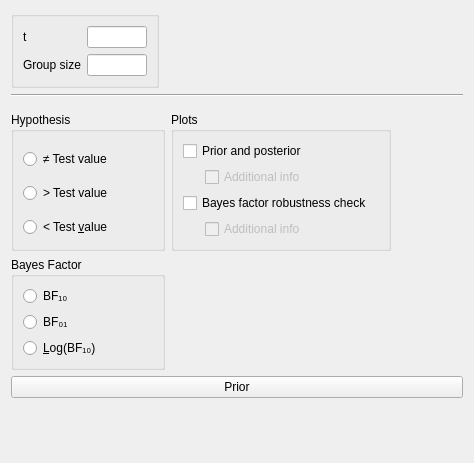
Before: the Qt Designer form JASP-Desktop/analysisforms/SummaryStatistics/summarystatsttestbayesianonesampleform.ui in ASarafoglou/jasp-desktop, drawn with Qt 5.
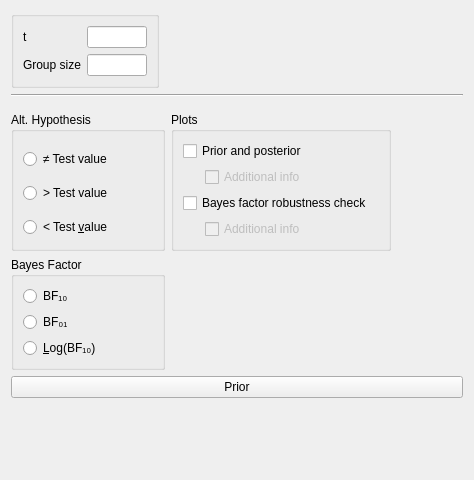
After: the same form once the commit is applied. Custom widgets are drawn as their Qt base class.

Commit message:
Changed Hypothesis to Alt. Hypothesis
Changed 'Hypothesis' to 'Alt. Hypothesis' in the following analyses:
- all t-tests (Bayes/Frequentist)
- Binomial test (Bayes/Frequentist)
- Regression (Bayes/Frequentist)
- Bayesian Contingency Table
--> in the Common analyses as well as the Summary Stats

What changed in the file:
```diff
--- a/JASP-Desktop/analysisforms/SummaryStatistics/summarystatsttestbayesianonesampleform.ui
+++ b/JASP-Desktop/analysisforms/SummaryStatistics/summarystatsttestbayesianonesampleform.ui
@@ -7,7 +7,7 @@
     <x>0</x>
     <y>0</y>
     <width>474</width>
-    <height>463</height>
+    <height>480</height>
    </rect>
   </property>
   <property name="sizePolicy">
@@ -201,7 +201,7 @@
       <item row="0" column="0">
        <widget class="BoundGroupBox" name="hypothesis">
         <property name="title">
-         <string>Hypothesis</string>
+         <string>Alt. Hypothesis</string>
         </property>
         <property name="flat">
          <bool>true</bool>
```
Left out of the diff: 2 changed lines with no effect on the pictures. The commit also changes 16 other files.
